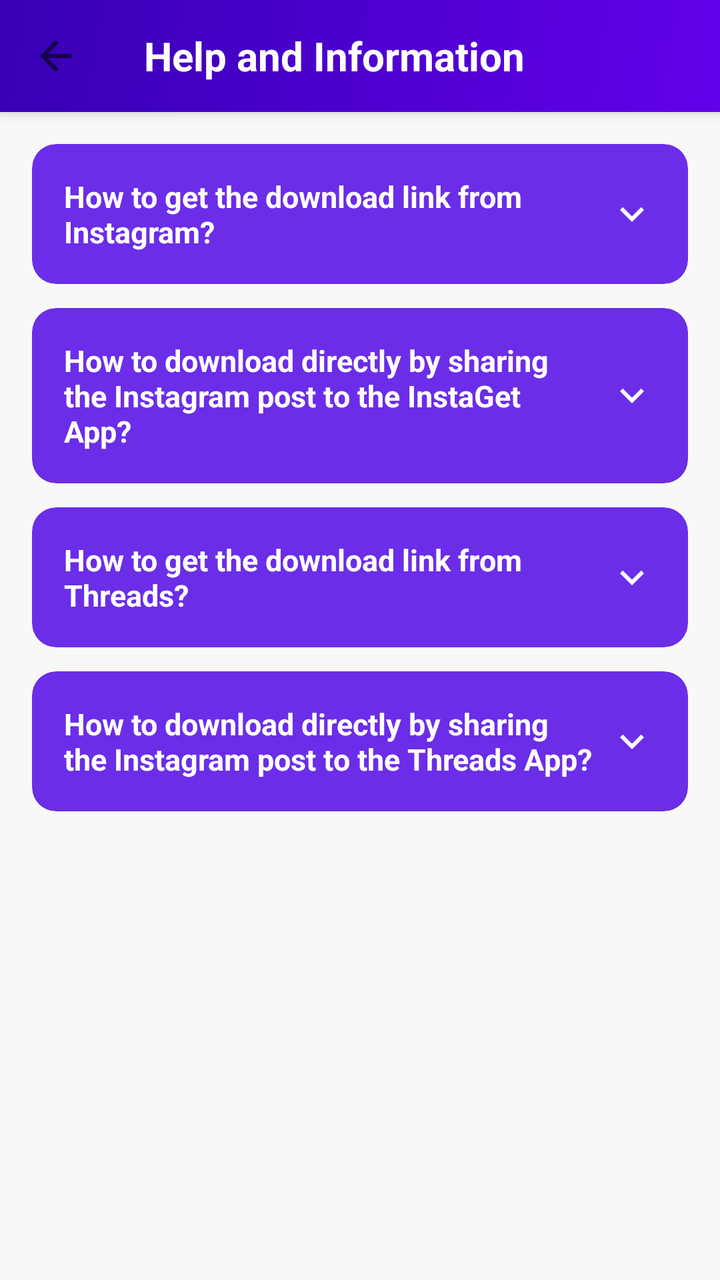
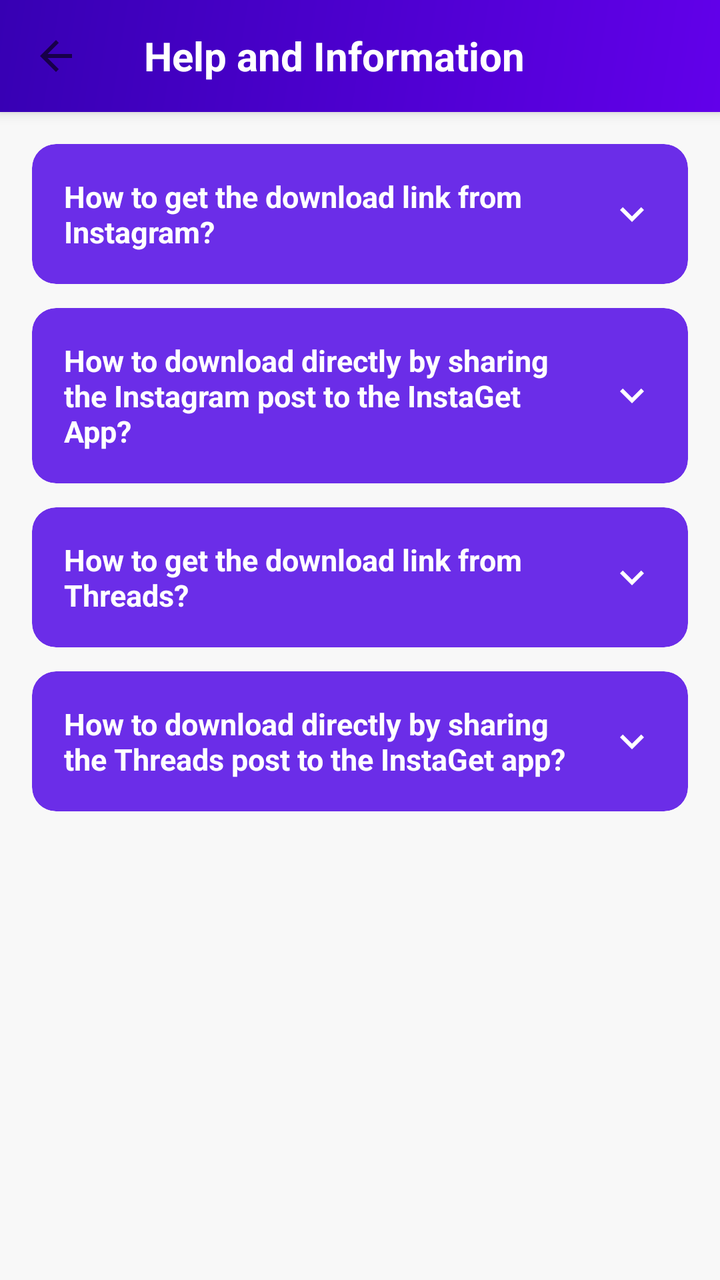

Screens rendered from an Android XML layout before and after an edit, with the pre-edit source and the edit as a unified diff.
<!-- AndroidManifest.xml: application theme Theme.InstaGet -->
<!-- res/layout/fragment_help.xml -->
<?xml version="1.0" encoding="utf-8"?>
<LinearLayout xmlns:android="http://schemas.android.com/apk/res/android"
    xmlns:app="http://schemas.android.com/apk/res-auto"
    android:layout_width="match_parent"
    android:layout_height="match_parent"
    android:orientation="vertical"
    android:background="@color/backgroundColor">

    
    <androidx.appcompat.widget.Toolbar
        android:id="@+id/toolbar"
        android:layout_width="match_parent"
        android:layout_height="?attr/actionBarSize"
        android:background="@drawable/bg_premium_gradient"
        android:elevation="4dp"
        app:navigationIcon="?attr/homeAsUpIndicator"
        app:navigationIconTint="@color/white">

        <TextView
            android:layout_width="wrap_content"
            android:layout_height="wrap_content"
            android:text="Help and Information"
            android:textColor="@color/white"
            android:textSize="20sp"
            android:textStyle="bold" />

    </androidx.appcompat.widget.Toolbar>

    <ScrollView
        android:layout_width="match_parent"
        android:layout_height="0dp"
        android:layout_weight="1"
        android:fillViewport="true">

        <LinearLayout
            android:layout_width="match_parent"
            android:layout_height="wrap_content"
            android:orientation="vertical"
            android:padding="16dp">

            
            <com.google.android.material.card.MaterialCardView
                android:layout_width="match_parent"
                android:layout_height="wrap_content"
                android:layout_marginBottom="12dp"
                app:cardCornerRadius="12dp"
                app:cardElevation="0dp"
                app:cardBackgroundColor="@color/colorStatusBar">

                <LinearLayout
                    android:layout_width="match_parent"
                    android:layout_height="wrap_content"
                    android:orientation="vertical">

                    <LinearLayout
                        android:id="@+id/header1"
                        android:layout_width="match_parent"
                        android:layout_height="wrap_content"
                        android:orientation="horizontal"
                        android:gravity="center_vertical"
                        android:padding="16dp"
                        android:clickable="true"
                        android:focusable="true"
                        android:background="?attr/selectableItemBackgroundBorderless">

                        <TextView
                            android:layout_width="0dp"
                            android:layout_height="wrap_content"
                            android:layout_weight="1"
                            android:text="How to get the download link from Instagram?"
                            android:textColor="@color/white"
                            android:textSize="15sp"
                            android:textStyle="bold"
                            android:layout_marginEnd="8dp" />

                        <ImageView
                            android:id="@+id/chevron1"
                            android:layout_width="24dp"
                            android:layout_height="24dp"
                            android:src="@drawable/ic_chevron_down"
                            android:contentDescription="@null" />

                    </LinearLayout>

                    <LinearLayout
                        android:id="@+id/content1"
                        android:layout_width="match_parent"
                        android:layout_height="wrap_content"
                        android:orientation="vertical"
                        android:paddingHorizontal="16dp"
                        android:paddingBottom="16dp"
                        android:visibility="gone">

                        <TextView
                            android:layout_width="match_parent"
                            android:layout_height="wrap_content"
                            android:text="Instructions and screenshots coming soon."
                            android:textColor="#CCFFFFFF"
                            android:textSize="14sp" />

                    </LinearLayout>

                </LinearLayout>

            </com.google.android.material.card.MaterialCardView>

            
            <com.google.android.material.card.MaterialCardView
                android:layout_width="match_parent"
                android:layout_height="wrap_content"
                android:layout_marginBottom="12dp"
                app:cardCornerRadius="12dp"
                app:cardElevation="0dp"
                app:cardBackgroundColor="@color/colorStatusBar">

                <LinearLayout
                    android:layout_width="match_parent"
                    android:layout_height="wrap_content"
                    android:orientation="vertical">

                    <LinearLayout
                        android:id="@+id/header2"
                        android:layout_width="match_parent"
                        android:layout_height="wrap_content"
                        android:orientation="horizontal"
                        android:gravity="center_vertical"
                        android:padding="16dp"
                        android:clickable="true"
                        android:focusable="true"
                        android:background="?attr/selectableItemBackgroundBorderless">

                        <TextView
                            android:layout_width="0dp"
                            android:layout_height="wrap_content"
                            android:layout_weight="1"
                            android:text="How to download directly by sharing the Instagram post to the InstaGet App?"
                            android:textColor="@color/white"
                            android:textSize="15sp"
                            android:textStyle="bold"
                            android:layout_marginEnd="8dp" />

                        <ImageView
                            android:id="@+id/chevron2"
                            android:layout_width="24dp"
                            android:layout_height="24dp"
                            android:src="@drawable/ic_chevron_down"
                            android:contentDescription="@null" />

                    </LinearLayout>

                    <LinearLayout
                        android:id="@+id/content2"
                        android:layout_width="match_parent"
                        android:layout_height="wrap_content"
                        android:orientation="vertical"
                        android:paddingHorizontal="16dp"
                        android:paddingBottom="16dp"
                        android:visibility="gone">

                        <TextView
                            android:layout_width="match_parent"
                            android:layout_height="wrap_content"
                            android:text="Instructions and screenshots coming soon."
                            android:textColor="#CCFFFFFF"
                            android:textSize="14sp" />

                    </LinearLayout>

                </LinearLayout>

            </com.google.android.material.card.MaterialCardView>

            
            <com.google.android.material.card.MaterialCardView
                android:layout_width="match_parent"
                android:layout_height="wrap_content"
                android:layout_marginBottom="12dp"
                app:cardCornerRadius="12dp"
                app:cardElevation="0dp"
                app:cardBackgroundColor="@color/colorStatusBar">

                <LinearLayout
                    android:layout_width="match_parent"
                    android:layout_height="wrap_content"
                    android:orientation="vertical">

                    <LinearLayout
                        android:id="@+id/header3"
                        android:layout_width="match_parent"
                        android:layout_height="wrap_content"
                        android:orientation="horizontal"
                        android:gravity="center_vertical"
                        android:padding="16dp"
                        android:clickable="true"
                        android:focusable="true"
                        android:background="?attr/selectableItemBackgroundBorderless">

                        <TextView
                            android:layout_width="0dp"
                            android:layout_height="wrap_content"
                            android:layout_weight="1"
                            android:text="How to get the download link from Threads?"
                            android:textColor="@color/white"
                            android:textSize="15sp"
                            android:textStyle="bold"
                            android:layout_marginEnd="8dp" />

                        <ImageView
                            android:id="@+id/chevron3"
                            android:layout_width="24dp"
                            android:layout_height="24dp"
                            android:src="@drawable/ic_chevron_down"
                            android:contentDescription="@null" />

                    </LinearLayout>

                    <LinearLayout
                        android:id="@+id/content3"
                        android:layout_width="match_parent"
                        android:layout_height="wrap_content"
                        android:orientation="vertical"
                        android:paddingHorizontal="16dp"
                        android:paddingBottom="16dp"
                        android:visibility="gone">

                        <TextView
                            android:layout_width="match_parent"
                            android:layout_height="wrap_content"
                            android:text="Instructions and screenshots coming soon."
                            android:textColor="#CCFFFFFF"
                            android:textSize="14sp" />

                    </LinearLayout>

                </LinearLayout>

            </com.google.android.material.card.MaterialCardView>

            
            <com.google.android.material.card.MaterialCardView
                android:layout_width="match_parent"
                android:layout_height="wrap_content"
                android:layout_marginBottom="12dp"
                app:cardCornerRadius="12dp"
                app:cardElevation="0dp"
                app:cardBackgroundColor="@color/colorStatusBar">

                <LinearLayout
                    android:layout_width="match_parent"
                    android:layout_height="wrap_content"
                    android:orientation="vertical">

                    <LinearLayout
                        android:id="@+id/header4"
                        android:layout_width="match_parent"
                        android:layout_height="wrap_content"
                        android:orientation="horizontal"
                        android:gravity="center_vertical"
                        android:padding="16dp"
                        android:clickable="true"
                        android:focusable="true"
                        android:background="?attr/selectableItemBackgroundBorderless">

                        <TextView
                            android:layout_width="0dp"
                            android:layout_height="wrap_content"
                            android:layout_weight="1"
                            android:text="How to download directly by sharing the Instagram post to the Threads App?"
                            android:textColor="@color/white"
                            android:textSize="15sp"
                            android:textStyle="bold"
                            android:layout_marginEnd="8dp" />

                        <ImageView
                            android:id="@+id/chevron4"
                            android:layout_width="24dp"
                            android:layout_height="24dp"
                            android:src="@drawable/ic_chevron_down"
                            android:contentDescription="@null" />

                    </LinearLayout>

                    <LinearLayout
                        android:id="@+id/content4"
                        android:layout_width="match_parent"
                        android:layout_height="wrap_content"
                        android:orientation="vertical"
                        android:paddingHorizontal="16dp"
                        android:paddingBottom="16dp"
                        android:visibility="gone">

                        <TextView
                            android:layout_width="match_parent"
                            android:layout_height="wrap_content"
                            android:text="Instructions and screenshots coming soon."
                            android:textColor="#CCFFFFFF"
                            android:textSize="14sp" />

                    </LinearLayout>

                </LinearLayout>

            </com.google.android.material.card.MaterialCardView>

        </LinearLayout>

    </ScrollView>

</LinearLayout>
<!-- resources referenced by this layout -->
<resources>
  <color name="backgroundColor">#F8F8F8</color>
  <color name="colorStatusBar">#6B2DE8</color>
  <color name="white">#FFFFFF</color>
  <!-- drawable bg_premium_gradient (drawable) -->
  <?xml version="1.0" encoding="utf-8"?>
  <shape xmlns:android="http://schemas.android.com/apk/res/android"
      android:shape="rectangle">
      <gradient
          android:angle="135"
          android:startColor="#6200EA"
          android:endColor="#3700B3"
          android:type="linear" />
  </shape>
  <!-- drawable ic_chevron_down (drawable) -->
  <?xml version="1.0" encoding="utf-8"?>
  <vector xmlns:android="http://schemas.android.com/apk/res/android"
      android:width="24dp"
      android:height="24dp"
      android:viewportWidth="24"
      android:viewportHeight="24">
      <path
          android:fillColor="#FFFFFF"
          android:pathData="M16.59,8.59L12,13.17 7.41,8.59 6,10l6,6 6,-6z" />
  </vector>
  <style name="Theme.InstaGet" parent="Theme.MaterialComponents.Light.NoActionBar">
          <item name="colorPrimary">@color/colorPrimary</item>
          <item name="colorPrimaryDark">@color/colorPrimaryDark</item>
          <item name="colorAccent">@color/colorAccent</item>
          <item name="android:windowBackground">@color/backgroundColor</item>
          <item name="android:statusBarColor">@color/colorStatusBar</item>
          <item name="android:windowLightStatusBar">false</item>
          
          <item name="android:windowOptOutEdgeToEdgeEnforcement">true</item>
      </style>
  <color name="colorPrimary">#6200EA</color>
  <color name="colorPrimaryDark">#3700B3</color>
  <color name="colorAccent">#03DAC5</color>
</resources>

<!-- the commit's change to res/layout/fragment_help.xml (unified diff, before → after) -->
@@ -87,16 +87,23 @@
                         android:layout_width="match_parent"
                         android:layout_height="wrap_content"
                         android:orientation="vertical"
-                        android:paddingHorizontal="16dp"
-                        android:paddingBottom="16dp"
+                        android:paddingHorizontal="12dp"
+                        android:paddingBottom="12dp"
                         android:visibility="gone">
 
-                        <TextView
-                            android:layout_width="match_parent"
-                            android:layout_height="wrap_content"
-                            android:text="Instructions and screenshots coming soon."
-                            android:textColor="#CCFFFFFF"
-                            android:textSize="14sp" />
+                        <View
+                            android:layout_width="match_parent"
+                            android:layout_height="1dp"
+                            android:background="#44FFFFFF"
+                            android:layout_marginBottom="12dp" />
+
+                        <ImageView
+                            android:layout_width="match_parent"
+                            android:layout_height="wrap_content"
+                            android:src="@drawable/help_q1"
+                            android:adjustViewBounds="true"
+                            android:scaleType="fitCenter"
+                            android:contentDescription="@null" />
 
                     </LinearLayout>
 
@@ -153,16 +160,23 @@
                         android:layout_width="match_parent"
                         android:layout_height="wrap_content"
                         android:orientation="vertical"
-                        android:paddingHorizontal="16dp"
-                        android:paddingBottom="16dp"
+                        android:paddingHorizontal="12dp"
+                        android:paddingBottom="12dp"
                         android:visibility="gone">
 
-                        <TextView
-                            android:layout_width="match_parent"
-                            android:layout_height="wrap_content"
-                            android:text="Instructions and screenshots coming soon."
-                            android:textColor="#CCFFFFFF"
-                            android:textSize="14sp" />
+                        <View
+                            android:layout_width="match_parent"
+                            android:layout_height="1dp"
+                            android:background="#44FFFFFF"
+                            android:layout_marginBottom="12dp" />
+
+                        <ImageView
+                            android:layout_width="match_parent"
+                            android:layout_height="wrap_content"
+                            android:src="@drawable/help_q2"
+                            android:adjustViewBounds="true"
+                            android:scaleType="fitCenter"
+                            android:contentDescription="@null" />
 
                     </LinearLayout>
 
@@ -219,16 +233,23 @@
                         android:layout_width="match_parent"
                         android:layout_height="wrap_content"
                         android:orientation="vertical"
-                        android:paddingHorizontal="16dp"
-                        android:paddingBottom="16dp"
+                        android:paddingHorizontal="12dp"
+                        android:paddingBottom="12dp"
                         android:visibility="gone">
 
-                        <TextView
-                            android:layout_width="match_parent"
-                            android:layout_height="wrap_content"
-                            android:text="Instructions and screenshots coming soon."
-                            android:textColor="#CCFFFFFF"
-                            android:textSize="14sp" />
+                        <View
+                            android:layout_width="match_parent"
+                            android:layout_height="1dp"
+                            android:background="#44FFFFFF"
+                            android:layout_marginBottom="12dp" />
+
+                        <ImageView
+                            android:layout_width="match_parent"
+                            android:layout_height="wrap_content"
+                            android:src="@drawable/help_q3"
+                            android:adjustViewBounds="true"
+                            android:scaleType="fitCenter"
+                            android:contentDescription="@null" />
 
                     </LinearLayout>
 
@@ -265,7 +286,7 @@
                             android:layout_width="0dp"
                             android:layout_height="wrap_content"
                             android:layout_weight="1"
-                            android:text="How to download directly by sharing the Instagram post to the Threads App?"
+                            android:text="How to download directly by sharing the Threads post to the InstaGet app?"
                             android:textColor="@color/white"
                             android:textSize="15sp"
                             android:textStyle="bold"
@@ -285,16 +306,23 @@
                         android:layout_width="match_parent"
                         android:layout_height="wrap_content"
                         android:orientation="vertical"
-                        android:paddingHorizontal="16dp"
-                        android:paddingBottom="16dp"
+                        android:paddingHorizontal="12dp"
+                        android:paddingBottom="12dp"
                         android:visibility="gone">
 
-                        <TextView
-                            android:layout_width="match_parent"
-                            android:layout_height="wrap_content"
-                            android:text="Instructions and screenshots coming soon."
-                            android:textColor="#CCFFFFFF"
-                            android:textSize="14sp" />
+                        <View
+                            android:layout_width="match_parent"
+                            android:layout_height="1dp"
+                            android:background="#44FFFFFF"
+                            android:layout_marginBottom="12dp" />
+
+                        <ImageView
+                            android:layout_width="match_parent"
+                            android:layout_height="wrap_content"
+                            android:src="@drawable/help_q4"
+                            android:adjustViewBounds="true"
+                            android:scaleType="fitCenter"
+                            android:contentDescription="@null" />
 
                     </LinearLayout>
 
<!-- resource entries referenced after the edit -->
@@ -13,6 +13,10 @@
           android:endColor="#3700B3"
           android:type="linear" />
   </shape>
+  <!-- drawable help_q1: png bitmap (drawable-nodpi, 340498 bytes) -->
+  <!-- drawable help_q2: png bitmap (drawable-nodpi, 367701 bytes) -->
+  <!-- drawable help_q3: png bitmap (drawable-nodpi, 264072 bytes) -->
+  <!-- drawable help_q4: png bitmap (drawable-nodpi, 230113 bytes) -->
   <!-- drawable ic_chevron_down (drawable) -->
   <?xml version="1.0" encoding="utf-8"?>
   <vector xmlns:android="http://schemas.android.com/apk/res/android"
